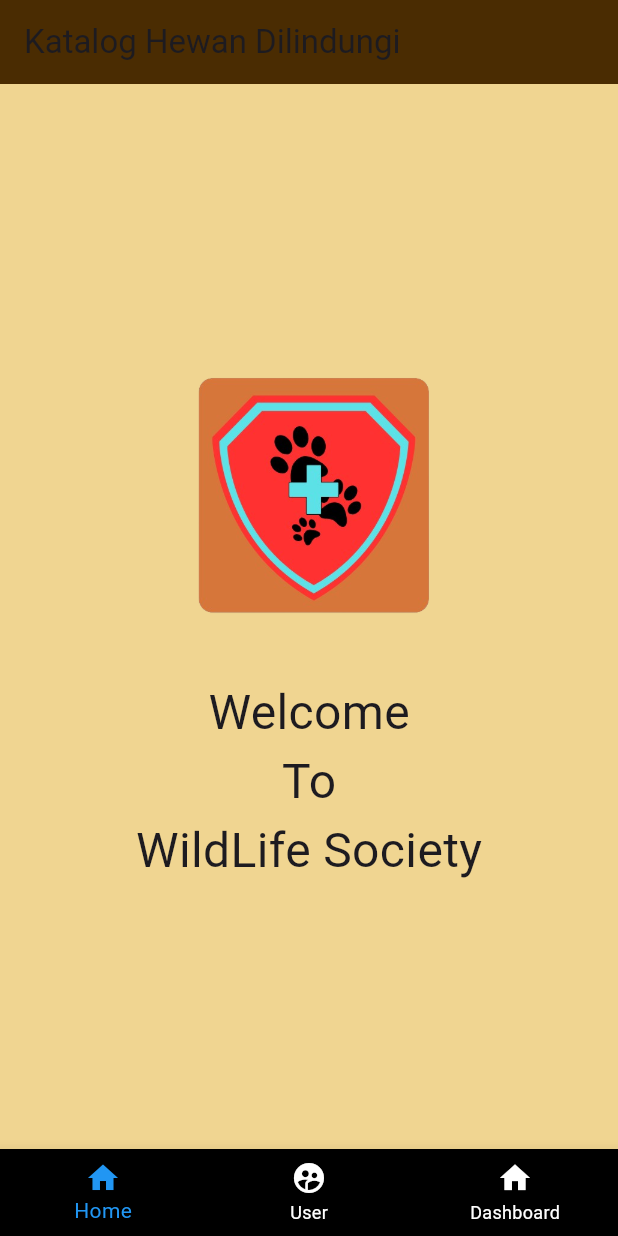
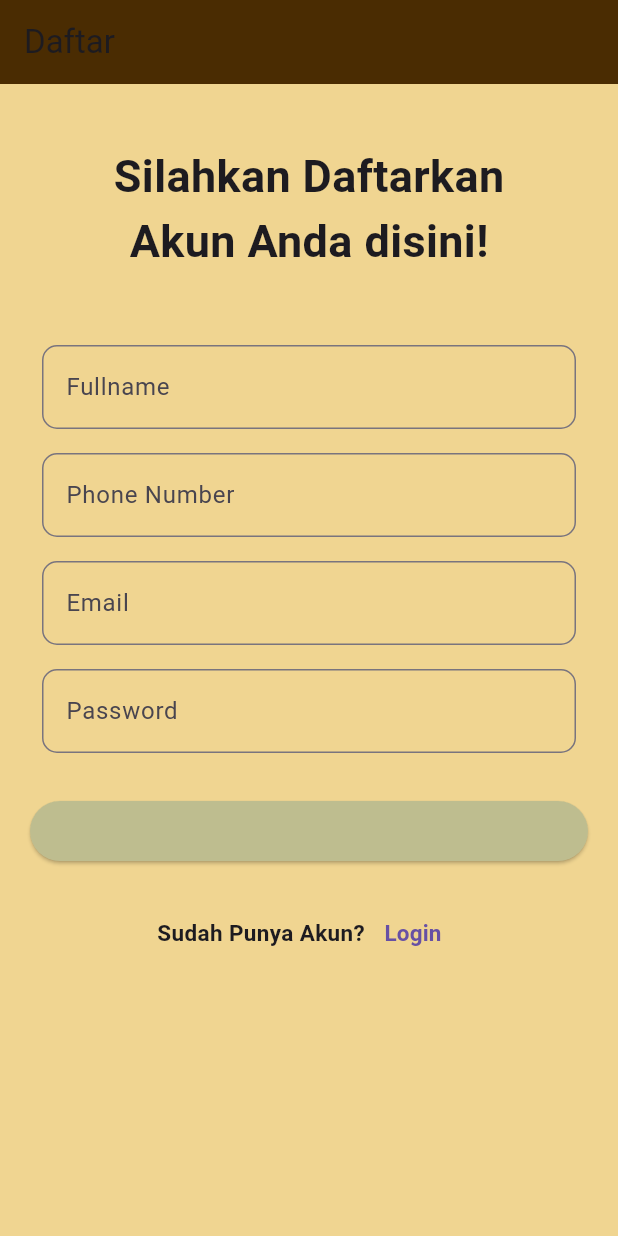
Before and after one commit to katalog-wildlife/app_wildlife, a Flutter app: the screen it shows after launch, on a phone screen of 412 x 824 dp. Run offline on Flutter 3.47's test engine with Material 3 defaults, Android fonts, the light colour scheme and no system bars; our stand-ins replace dio, file_picker, flutter_form_builder, image_picker, shared_preferences.

Commit message:
create register page tapi masih error pas inputnya

```diff
--- a/app_wildlife/lib/main.dart
+++ b/app_wildlife/lib/main.dart
@@ -1,5 +1,6 @@
 import 'package:app_wildlife/view/bottomNavigationbar.dart';
 import 'package:app_wildlife/view/home_page.dart';
+import 'package:app_wildlife/view/register_screen.dart';
 import 'package:app_wildlife/view/screen/dashboard.dart';
 import 'package:app_wildlife/view/user/form_input.dart';
 import 'package:app_wildlife/view/login_screen.dart';
@@ -20,7 +21,7 @@ class MyApp extends StatelessWidget {
       theme: ThemeData(
         primarySwatch: Colors.indigo,
       ),
-      home: const DynamicBottomNavBar(),
+      home: const RegisterScreen(),
     );
   }
 }
--- /dev/null
+++ b/app_wildlife/lib/model/register_model.dart
@@ -0,0 +1,39 @@
+class RegisterInput{
+  final String fullname;
+  final String phonenumber;
+  final String email;
+  final String password;
+
+  RegisterInput({
+    required this.fullname,
+    required this.phonenumber,
+    required this.email,
+    required this.password,
+  });
+
+  Map<String, dynamic> toJson() => {
+    "fullname": fullname,
+    "phonenumber": phonenumber,
+    "email": email,
+    "password": password,
+  };
+}
+
+//respone register
+class RegisterResponse {
+  final String? token;
+  final String message;
+  final int status;
+
+  RegisterResponse({
+    this.token,
+    required this.message,
+    required this.status,
+  });
+
+  factory RegisterResponse.fromJson(Map<String, dynamic> json) => RegisterResponse(
+    token: json["data"] != null ? json["data"]["token"] : null,
+    message: json["message"],
+    status: json["status"],
+  );
+}
--- /dev/null
+++ b/app_wildlife/lib/view/register_screen.dart
@@ -0,0 +1,269 @@
+import 'package:flutter/material.dart';
+import 'package:app_wildlife/services/api_services.dart';
+import 'package:app_wildlife/model/register_model.dart';
+import 'package:app_wildlife/view/login_screen.dart';
+
+class RegisterScreen extends StatefulWidget {
+  const RegisterScreen({super.key});
+
+  @override
+  State<RegisterScreen> createState() => _RegisterScreenState();
+}
+
+class _RegisterScreenState extends State<RegisterScreen>{
+  final GlobalKey<FormState> _formKey =GlobalKey();
+
+  final TextEditingController _fullnameController = TextEditingController();
+  final TextEditingController _phonenumberController = TextEditingController();
+  final TextEditingController _emailController = TextEditingController();
+  final TextEditingController _passwordController = TextEditingController();
+
+  final ApiServices _dataService = ApiServices();
+
+  @override
+
+  void dispose(){
+    _fullnameController.dispose();
+    _phonenumberController.dispose();
+    _emailController.dispose();
+    _passwordController.dispose();
+    super.dispose();
+  }
+
+  String? _validateFullname(String? value){
+    if(value != null && value.length < 4){
+      return 'Masukkan minimal 6 karakter';
+    }
+    return null;
+  }
+
+  String? _validatePhoneNumber(String? value) {
+    if (value == null || value.isEmpty) {
+      return 'Nomor telepon tidak boleh kosong';
+    }
+    if (!RegExp(r'^[0-9]+$').hasMatch(value)) {
+      return 'Nomor telepon hanya boleh mengandung karakter angka';
+    }
+
+    String cleanedValue = value.replaceAll(RegExp(r'\D'), '');
+
+    if (!cleanedValue.startsWith('0')) {
+      return 'Nomor telepon harus diawali dengan 0';
+    }
+    if (cleanedValue.length < 8) {
+      return 'Nomor telepon minimal 8 karakter';
+    }
+    if (cleanedValue.length > 13) {
+      return 'Nomor telepon maksimal 13 karakter';
+    }
+    return null;
+  }
+
+  String? _validateEmail(String? value){
+    if(value != null && value.length < 4){
+      return 'Masukkan minimal 6 karakter';
+    }
+    return null;
+  }
+
+  @override
+  Widget build(BuildContext context) {
+    return GestureDetector(
+      onTap: (){
+        FocusScope.of(context).unfocus();
+      },
+      child: Scaffold(
+        appBar: AppBar(
+          title: const Text('Daftar'),
+          backgroundColor: Color.fromARGB(255, 74, 44, 2),
+        ),
+
+        backgroundColor: Color.fromARGB(255, 240, 213, 145),
+
+        body: SingleChildScrollView(
+          child: Padding(
+            padding: const EdgeInsets.all(20.0),
+            child: Form(
+              key: _formKey,
+              child: Column(
+                children: [
+                  const Padding(
+                    padding: EdgeInsets.all(20.0),
+                    child: Column(
+                      children: [
+                        Text (
+                          'Silahkan Daftarkan',
+                          style: TextStyle(
+                            fontSize: 30,
+                            fontWeight: FontWeight.bold,
+                          ),
+                        ),
+                        Text (
+                          'Akun Anda disini!',
+                          style: TextStyle(
+                            fontSize: 30,
+                            fontWeight: FontWeight.bold,
+                          ),
+                        ),
+                      ],
+                    ),
+                  ),
+                  const SizedBox(height: 20),
+                  Padding(
+                    padding: const EdgeInsets.all(8.0),
+                    child: TextFormField(
+                      validator: _validateFullname,
+                      controller: _fullnameController,
+                      decoration: const InputDecoration(
+                        labelText: 'Fullname',
+                        hintText: 'Masukkan Nama Lengkap anda!',
+                        border: OutlineInputBorder(
+                          borderRadius: BorderRadius.all(
+                            Radius.circular(10),
+                          ),
+                        ),
+                      ),
+                    ),
+                  ),
+
+                  Padding(
+                    padding: const EdgeInsets.all(8.0),
+                    child: TextFormField(
+                      validator: _validatePhoneNumber,
+                      controller: _phonenumberController,
+                      decoration: const InputDecoration(
+                        labelText: 'Phone Number',
+                        hintText: 'Masukkan Nomor Telepon anda!',
+                        border: OutlineInputBorder(
+                          borderRadius: BorderRadius.all(
+                            Radius.circular(10),
+                          ),
+                        ),
+                      ),
+                    ),
+                  ),
+
+                  Padding(
+                    padding: const EdgeInsets.all(8.0),
+                    child: TextFormField(
+                      validator: _validateEmail,
+                      controller: _emailController,
+                      decoration: const InputDecoration(
+                        labelText: 'Email',
+                        hintText: 'Masukkan Email anda!',
+                        border: OutlineInputBorder(
+                          borderRadius: BorderRadius.all(
+                            Radius.circular(10),
+                          ),
+                        ),
+                      ),
+                    ),
+                  ),
+
+                  Padding(
+                    padding: const EdgeInsets.all(8.0),
+                    child: TextFormField(
+                      validator: _validateEmail,
+                      controller: _passwordController,
+                      decoration: const InputDecoration(
+                        labelText: 'Password',
+                        hintText: 'Masukkan Password anda!',
+                        border: OutlineInputBorder(
+                          borderRadius: BorderRadius.all(
+                            Radius.circular(10),
+                          ),
+                        ),
+                      ),
+                    ),
+                  ),
+
+                  const SizedBox(height: 20),
+                  SizedBox(
+                    width: double.infinity,
+                    child: ElevatedButton(
+                      onPressed: () async {
+                        final isValidForm = _formKey.currentState!.validate();
+                        if(isValidForm){
+                          final input = RegisterInput(
+                            fullname: _fullnameController.text,
+                            phonenumber: _phonenumberController.text,
+                            email: _emailController.text,
+                            password: _passwordController.text,
+                          );
+
+                           RegisterResponse? res =
+                              await _dataService.register(input);
+                          if (res != null) {
+                            if (res.status == 200) {
+                              displaySnackbar(res.message);
+                              // ignore: use_build_context_synchronously
+                              Navigator.pushReplacement(
+                                context,
+                                MaterialPageRoute(
+                                  builder: (context) => const LoginScreen(),
+                                ),
+                              );
+                            } else {
+                              displaySnackbar(res.message);
+                            }
+                          }
+                        }
+                      },
+                      style: ElevatedButton.styleFrom(
+                        backgroundColor: Color(0xFFBEBD8F),
+                      ),
+                      child: const Text(
+                        'Daftar',
+                        style: TextStyle(
+                          fontSize: 20,
+                          fontWeight: FontWeight.bold,
+                          color: Color(000000),
+                        ),
+                      )
+                    ),
+                  ),
+
+                  const SizedBox(height: 20),
+                  Row(
+                    mainAxisAlignment: MainAxisAlignment.center,
+                    children: [
+                      const Text(
+                        'Sudah Punya Akun?',
+                        style: TextStyle(
+                          fontSize: 15,
+                          fontWeight: FontWeight.bold,
+                        ),
+                      ),
+                      TextButton(
+                        onPressed: () {
+                          Navigator.pushReplacement(
+                            context,
+                            MaterialPageRoute(
+                              builder: (context) => const LoginScreen(),
+                            ),
+                          );
+                        },
+                        child: const Text(
+                          'Login',
+                          style: TextStyle(
+                            fontSize: 15,
+                            fontWeight: FontWeight.bold,
+                          ),
+                        ),
+                      ),
+                    ],
+                  ),
+                ],
+              ),
+            ),
+          ),
+        ),
+      )
+    );
+  }
+}
+
+dynamic displaySnackbar(String msg) {
+    final _formKey = GlobalKey<FormState>(); // Define the _formKey variable
+    return ScaffoldMessenger.of(_formKey.currentContext!)
+        .showSnackBar(SnackBar(content: Text(msg)));}
```
Also changed, not shown: app_wildlife/lib/services/api_services.dart (+24 -0 lines).
